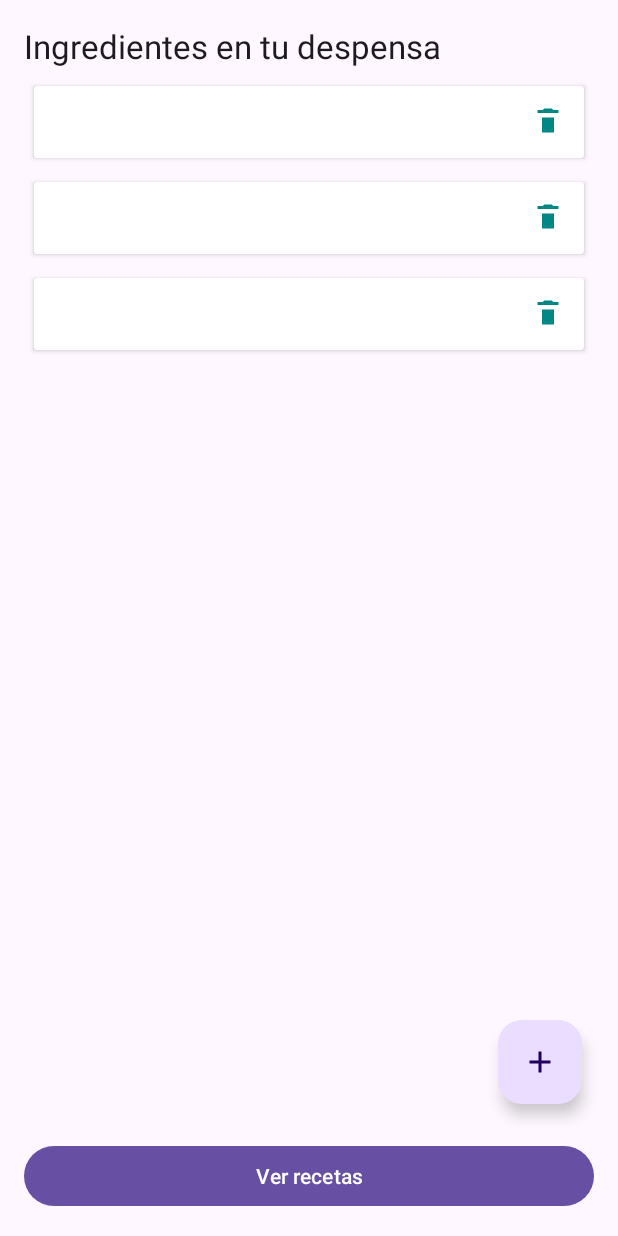
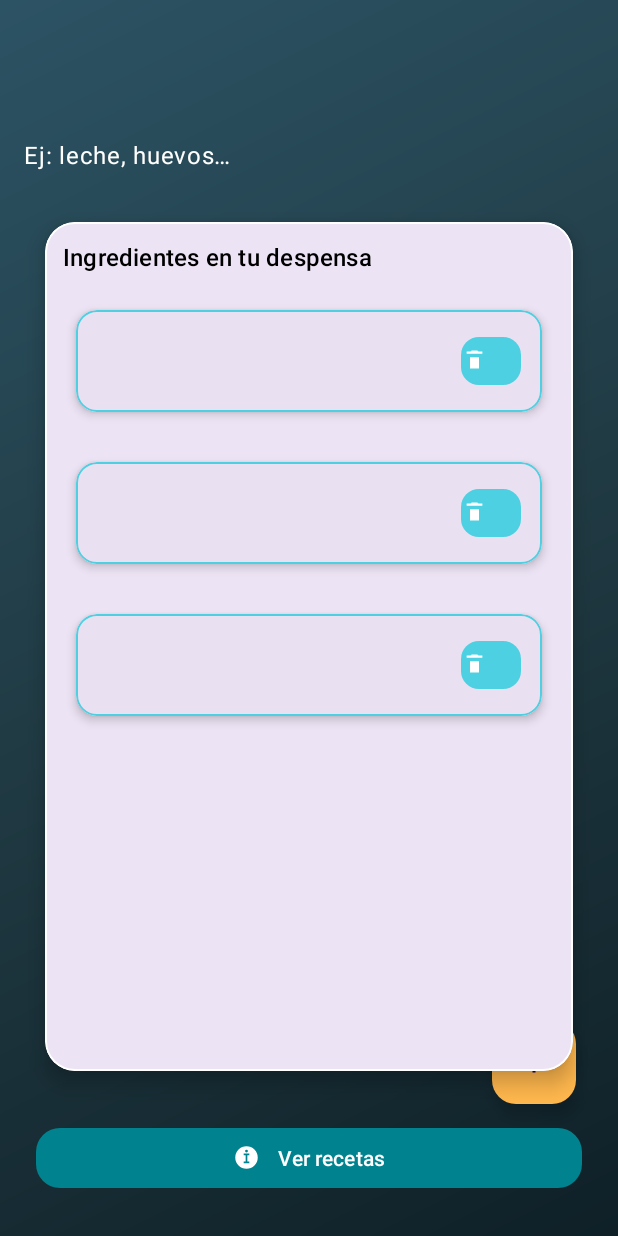
Before and after one commit to ClementeCano/MiDespensa, an Android app: the layout activity_main.xml on its own in the app's theme, with its tools: preview values and no code run, on a phone screen of 412 x 824 dp. Run offline under Robolectric (Android 15) with nearby library versions, the phone set to English and light mode, and no system bars.

Commit message:
Improve ingredients UI and refresh behavior

```diff
--- a/app/src/main/java/com/example/midespensa/IngredientAdapter.java
+++ b/app/src/main/java/com/example/midespensa/IngredientAdapter.java
@@ -3,12 +3,13 @@ package com.example.midespensa;
 import android.view.LayoutInflater;
 import android.view.View;
 import android.view.ViewGroup;
-import android.widget.ImageButton;
+import com.google.android.material.button.MaterialButton;
 import android.widget.TextView;
 
 import androidx.annotation.NonNull;
 import androidx.recyclerview.widget.RecyclerView;
 
+import java.util.ArrayList;
 import java.util.List;
 
 public class IngredientAdapter extends RecyclerView.Adapter<IngredientAdapter.ViewHolder> {
@@ -20,7 +21,7 @@ public class IngredientAdapter extends RecyclerView.Adapter<IngredientAdapter.Vi
     private final IngredientListener listener;
 
     public IngredientAdapter(List<String> ingredientes, IngredientListener listener) {
-        this.ingredientes = ingredientes;
+        this.ingredientes = new ArrayList<>(ingredientes);
         this.listener = listener;
     }
 
@@ -55,7 +56,7 @@ public class IngredientAdapter extends RecyclerView.Adapter<IngredientAdapter.Vi
 
     static class ViewHolder extends RecyclerView.ViewHolder {
         final TextView nombre;
-        final ImageButton deleteButton;
+        final MaterialButton deleteButton;
 
         ViewHolder(@NonNull View itemView) {
             super(itemView);
--- a/app/src/main/java/com/example/midespensa/MainActivity.java
+++ b/app/src/main/java/com/example/midespensa/MainActivity.java
@@ -2,16 +2,17 @@ package com.example.midespensa;
 
 import android.content.Intent;
 import android.os.Bundle;
-import android.widget.EditText;
 import android.widget.Toast;
 
-import androidx.appcompat.app.AlertDialog;
 import androidx.appcompat.app.AppCompatActivity;
 import androidx.recyclerview.widget.LinearLayoutManager;
 import androidx.recyclerview.widget.RecyclerView;
 
+import com.google.android.material.button.MaterialButton;
+import com.google.android.material.dialog.MaterialAlertDialogBuilder;
 import com.google.android.material.floatingactionbutton.FloatingActionButton;
-import com.google.android.material.button.MaterialButton;
+import com.google.android.material.textfield.TextInputEditText;
+import com.google.android.material.textfield.TextInputLayout;
 
 import java.util.ArrayList;
 import java.util.List;
@@ -20,7 +21,6 @@ public class MainActivity extends AppCompatActivity implements IngredientAdapter
 
     private IngredientAdapter adapter;
     private DatabaseHelper databaseHelper;
-    private final List<String> ingredientes = new ArrayList<>();
 
     @Override
     protected void onCreate(Bundle savedInstanceState) {
@@ -31,8 +31,7 @@ public class MainActivity extends AppCompatActivity implements IngredientAdapter
 
         RecyclerView recyclerView = findViewById(R.id.ingredientsRecycler);
         recyclerView.setLayoutManager(new LinearLayoutManager(this));
-        ingredientes.addAll(databaseHelper.getIngredients());
-        adapter = new IngredientAdapter(ingredientes, this);
+        adapter = new IngredientAdapter(databaseHelper.getIngredients(), this);
         recyclerView.setAdapter(adapter);
 
         FloatingActionButton addIngredient = findViewById(R.id.addIngredientFab);
@@ -46,13 +45,21 @@ public class MainActivity extends AppCompatActivity implements IngredientAdapter
     }
 
     private void showAddDialog() {
-        EditText input = new EditText(this);
-        input.setHint(R.string.new_ingredient_hint);
-        new AlertDialog.Builder(this)
+        TextInputLayout inputLayout = new TextInputLayout(this, null, com.google.android.material.R.attr.textInputOutlinedStyle);
+        inputLayout.setHint(getString(R.string.new_ingredient_hint));
+        inputLayout.setPadding(getResources().getDimensionPixelSize(R.dimen.dialog_padding),
+                getResources().getDimensionPixelSize(R.dimen.dialog_padding_small),
+                getResources().getDimensionPixelSize(R.dimen.dialog_padding),
+                getResources().getDimensionPixelSize(R.dimen.dialog_padding_small));
+
+        TextInputEditText input = new TextInputEditText(inputLayout.getContext());
+        inputLayout.addView(input);
+
+        new MaterialAlertDialogBuilder(this)
                 .setTitle(R.string.add_ingredient_title)
-                .setView(input)
+                .setView(inputLayout)
                 .setPositiveButton(android.R.string.ok, (dialog, which) -> {
-                    String nombre = input.getText().toString();
+                    String nombre = input.getText() != null ? input.getText().toString().trim() : "";
                     boolean inserted = databaseHelper.addIngredient(nombre);
                     if (inserted) {
                         refreshIngredientes();
@@ -61,14 +68,13 @@ public class MainActivity extends AppCompatActivity implements IngredientAdapter
                         Toast.makeText(this, R.string.ingredient_error, Toast.LENGTH_SHORT).show();
                     }
                 })
-                .setNegativeButton(android.R.string.cancel, null)
+                .setNegativeButton(android.R.string.cancel, (dialog, which) -> dialog.dismiss())
                 .show();
     }
 
     private void refreshIngredientes() {
-        ingredientes.clear();
-        ingredientes.addAll(databaseHelper.getIngredients());
-        adapter.updateData(ingredientes);
+        List<String> nuevosIngredientes = new ArrayList<>(databaseHelper.getIngredients());
+        adapter.updateData(nuevosIngredientes);
     }
 
     @Override
--- /dev/null
+++ b/app/src/main/res/drawable/bg_main_gradient.xml
@@ -0,0 +1,8 @@
+<?xml version="1.0" encoding="utf-8"?>
+<shape xmlns:android="http://schemas.android.com/apk/res/android" android:shape="rectangle">
+    <gradient
+        android:startColor="#0F2027"
+        android:centerColor="#203A43"
+        android:endColor="#2C5364"
+        android:angle="135" />
+</shape>
--- a/app/src/main/res/layout/activity_main.xml
+++ b/app/src/main/res/layout/activity_main.xml
@@ -4,38 +4,90 @@
     xmlns:tools="http://schemas.android.com/tools"
     android:layout_width="match_parent"
     android:layout_height="match_parent"
+    android:background="@drawable/bg_main_gradient"
+    android:padding="16dp"
     tools:context=".MainActivity">
+
+    <com.google.android.material.appbar.MaterialToolbar
+        android:id="@+id/topBar"
+        android:layout_width="0dp"
+        android:layout_height="wrap_content"
+        android:title="@string/app_name"
+        android:titleCentered="true"
+        android:subtitle="@string/ingredients_title"
+        android:subtitleTextColor="@color/white"
+        android:titleTextColor="@color/white"
+        android:background="@android:color/transparent"
+        app:layout_constraintStart_toStartOf="parent"
+        app:layout_constraintTop_toTopOf="parent"
+        app:layout_constraintEnd_toEndOf="parent" />
 
     <TextView
         android:id="@+id/headerTitle"
         android:layout_width="0dp"
         android:layout_height="wrap_content"
-        android:layout_margin="16dp"
-        android:text="@string/ingredients_title"
-        android:textAppearance="@style/TextAppearance.Material3.TitleLarge"
+        android:layout_marginTop="12dp"
+        android:text="@string/new_ingredient_hint"
+        android:textAppearance="@style/TextAppearance.Material3.BodyLarge"
+        android:textColor="@color/white"
         app:layout_constraintStart_toStartOf="parent"
-        app:layout_constraintTop_toTopOf="parent"
+        app:layout_constraintTop_toBottomOf="@id/topBar"
         app:layout_constraintEnd_toEndOf="parent" />
 
-    <androidx.recyclerview.widget.RecyclerView
-        android:id="@+id/ingredientsRecycler"
+    <com.google.android.material.card.MaterialCardView
+        android:id="@+id/listContainer"
         android:layout_width="0dp"
         android:layout_height="0dp"
-        android:layout_marginHorizontal="16dp"
-        android:layout_marginTop="4dp"
+        android:layout_marginTop="16dp"
+        android:layout_marginBottom="16dp"
+        app:cardCornerRadius="20dp"
+        app:cardElevation="8dp"
+        app:cardUseCompatPadding="true"
+        app:strokeColor="@color/white"
+        app:strokeWidth="1dp"
         app:layout_constraintTop_toBottomOf="@id/headerTitle"
         app:layout_constraintStart_toStartOf="parent"
         app:layout_constraintEnd_toEndOf="parent"
-        app:layout_constraintBottom_toTopOf="@id/openRecipesButton"
-        tools:listitem="@layout/item_ingredient" />
+        app:layout_constraintBottom_toTopOf="@id/openRecipesButton">
+
+        <LinearLayout
+            android:layout_width="match_parent"
+            android:layout_height="match_parent"
+            android:orientation="vertical"
+            android:padding="12dp">
+
+            <TextView
+                android:layout_width="match_parent"
+                android:layout_height="wrap_content"
+                android:text="@string/ingredients_title"
+                android:textAppearance="@style/TextAppearance.Material3.TitleMedium"
+                android:textColor="@color/black"
+                android:paddingBottom="8dp" />
+
+            <androidx.recyclerview.widget.RecyclerView
+                android:id="@+id/ingredientsRecycler"
+                android:layout_width="match_parent"
+                android:layout_height="0dp"
+                android:layout_weight="1"
+                app:layoutManager="androidx.recyclerview.widget.LinearLayoutManager"
+                tools:listitem="@layout/item_ingredient" />
+        </LinearLayout>
+    </com.google.android.material.card.MaterialCardView>
 
     <com.google.android.material.button.MaterialButton
         android:id="@+id/openRecipesButton"
         style="@style/Widget.Material3.Button"
         android:layout_width="0dp"
         android:layout_height="wrap_content"
-        android:layout_margin="16dp"
+        android:layout_marginHorizontal="8dp"
+        android:layout_marginBottom="12dp"
         android:text="@string/view_recipes"
+        app:backgroundTint="@color/primary_dark"
+        app:cornerRadius="16dp"
+        app:icon="@drawable/ic_recipe_placeholder"
+        app:iconGravity="textStart"
+        app:iconPadding="12dp"
+        app:iconTint="@color/white"
         app:layout_constraintStart_toStartOf="parent"
         app:layout_constraintEnd_toEndOf="parent"
         app:layout_constraintBottom_toBottomOf="parent" />
@@ -46,10 +98,9 @@
         android:layout_height="wrap_content"
         android:contentDescription="@string/add_ingredient_title"
         android:src="@drawable/ic_add"
+        app:backgroundTint="@color/accent"
         app:layout_constraintBottom_toTopOf="@id/openRecipesButton"
         app:layout_constraintEnd_toEndOf="parent"
-        app:layout_constraintRight_toRightOf="parent"
-        android:layout_marginEnd="24dp"
-        android:layout_marginRight="24dp"
-        android:layout_marginBottom="24dp" />
+        android:layout_marginEnd="12dp"
+        android:layout_marginBottom="12dp" />
 </androidx.constraintlayout.widget.ConstraintLayout>
--- a/app/src/main/res/layout/item_ingredient.xml
+++ b/app/src/main/res/layout/item_ingredient.xml
@@ -1,33 +1,41 @@
 <?xml version="1.0" encoding="utf-8"?>
-<androidx.cardview.widget.CardView xmlns:android="http://schemas.android.com/apk/res/android"
+<com.google.android.material.card.MaterialCardView xmlns:android="http://schemas.android.com/apk/res/android"
     xmlns:app="http://schemas.android.com/apk/res-auto"
     android:layout_width="match_parent"
     android:layout_height="wrap_content"
-    android:layout_margin="4dp"
-    app:cardElevation="2dp"
-    app:cardUseCompatPadding="true">
+    android:layout_marginVertical="6dp"
+    app:cardCornerRadius="14dp"
+    app:cardElevation="4dp"
+    app:cardUseCompatPadding="true"
+    app:strokeColor="@color/primary"
+    app:strokeWidth="1dp">
 
     <LinearLayout
         android:layout_width="match_parent"
         android:layout_height="wrap_content"
         android:gravity="center_vertical"
         android:orientation="horizontal"
-        android:padding="12dp">
+        android:padding="14dp">
 
         <TextView
             android:id="@+id/ingredientName"
             android:layout_width="0dp"
             android:layout_height="wrap_content"
             android:layout_weight="1"
-            android:textAppearance="@style/TextAppearance.Material3.BodyLarge" />
+            android:textAppearance="@style/TextAppearance.Material3.TitleSmall"
+            android:textColor="@color/black" />
 
-        <ImageButton
+        <com.google.android.material.button.MaterialButton
             android:id="@+id/deleteIngredient"
-            android:layout_width="wrap_content"
-            android:layout_height="wrap_content"
+            style="@style/Widget.Material3.Button.Icon"
+            android:layout_width="40dp"
+            android:layout_height="40dp"
             android:contentDescription="@string/delete_ingredient"
-            android:src="@drawable/ic_delete"
-            android:background="@android:color/transparent"
-            android:tint="@color/teal_700" />
+            android:padding="0dp"
+            app:cornerRadius="12dp"
+            app:icon="@drawable/ic_delete"
+            app:iconTint="@color/white"
+            app:rippleColor="@color/accent"
+            app:backgroundTint="@color/primary" />
     </LinearLayout>
-</androidx.cardview.widget.CardView>
+</com.google.android.material.card.MaterialCardView>
--- a/app/src/main/res/values/colors.xml
+++ b/app/src/main/res/values/colors.xml
@@ -3,7 +3,7 @@
     <color name="black">#FF000000</color>
     <color name="white">#FFFFFFFF</color>
     <color name="teal_700">#018786</color>
-    <color name="primary">#6FCF97</color>
-    <color name="primary_dark">#4CAF50</color>
-    <color name="accent">#F2C94C</color>
+    <color name="primary">#4DD0E1</color>
+    <color name="primary_dark">#00838F</color>
+    <color name="accent">#FFB74D</color>
 </resources>
--- /dev/null
+++ b/app/src/main/res/values/dimens.xml
@@ -0,0 +1,5 @@
+<?xml version="1.0" encoding="utf-8"?>
+<resources>
+    <dimen name="dialog_padding">24dp</dimen>
+    <dimen name="dialog_padding_small">12dp</dimen>
+</resources>
```
